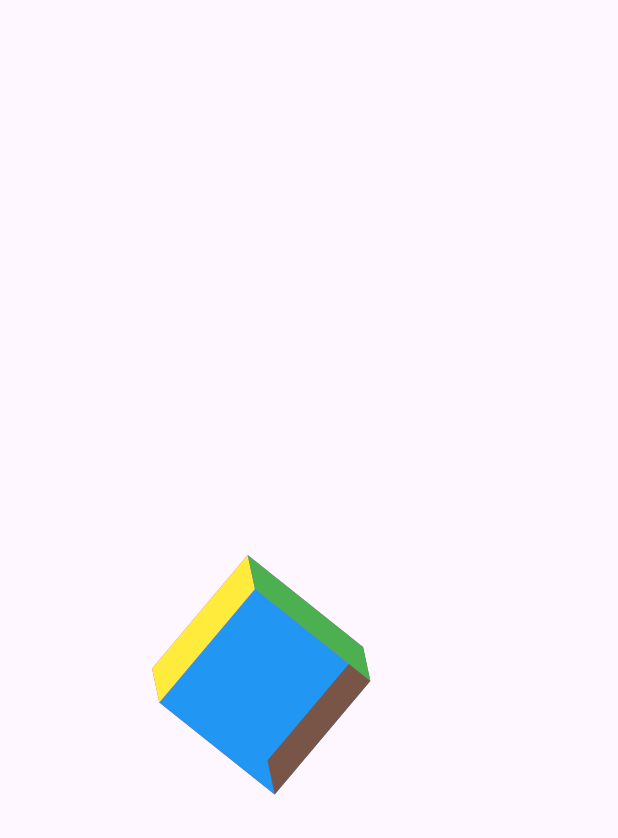
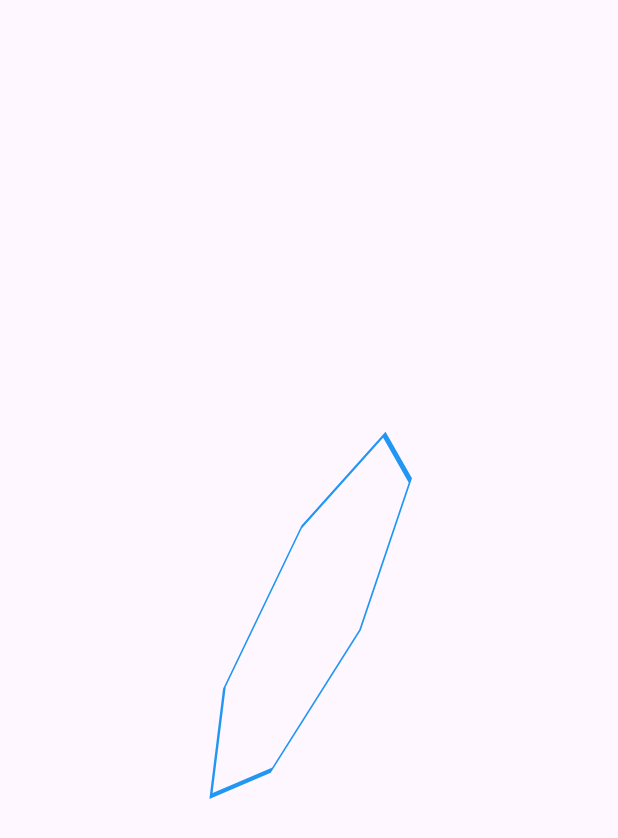
Before and after one commit to purvangpatel03/Animation-Flutter, a Flutter app: the screen it shows after launch, on a phone screen of 412 x 824 dp. Shown: the top 838 px of the screen. Run offline on Flutter 3.47's test engine with Material 3 defaults, Android fonts, the phone set to English and light mode, and no system bars.

Commit message:
polygon animation added

```diff
--- a/lib/main.dart
+++ b/lib/main.dart
@@ -1,5 +1,6 @@
 import 'package:animation_flutter/circle_animaton.dart';
 import 'package:animation_flutter/cube_animation.dart';
+import 'package:animation_flutter/polygon_animation.dart';
 import 'package:animation_flutter/simple_rect_animation.dart';
 import 'package:flutter/cupertino.dart';
 import 'package:flutter/material.dart';
@@ -19,9 +20,10 @@ class _MyAppState extends State<MyApp> with TickerProviderStateMixin {
   @override
   Widget build(BuildContext context) {
     return const MaterialApp(
+      debugShowCheckedModeBanner: false,
       home: Scaffold(
         body: SafeArea(
-          child: CubeAnimation(),
+          child: PolygonAnimation(),
         ),
       ),
     );
--- /dev/null
+++ b/lib/polygon_animation.dart
@@ -0,0 +1,137 @@
+import 'dart:math';
+
+import 'package:flutter/material.dart';
+
+class PolygonAnimation extends StatefulWidget {
+  const PolygonAnimation({super.key});
+
+  @override
+  State<PolygonAnimation> createState() => _PolygonAnimationState();
+}
+
+class _PolygonAnimationState extends State<PolygonAnimation>
+    with TickerProviderStateMixin {
+  late AnimationController _sideController;
+  late Animation<int> _sideAnimation;
+
+  late AnimationController _radiusController;
+  late Animation<double> _radiusAnimation;
+
+  late AnimationController _rotationController;
+  late Animation<double> _rotationAnimation;
+
+  @override
+  void initState() {
+    super.initState();
+
+    _sideController = AnimationController(
+      vsync: this,
+      duration: const Duration(seconds: 3),
+    );
+
+    _radiusController = AnimationController(
+      vsync: this,
+      duration: const Duration(seconds: 3),
+    );
+
+    _rotationController = AnimationController(
+      vsync: this,
+      duration: const Duration(seconds: 3),
+    );
+
+    _sideAnimation = IntTween(begin: 3, end: 10).animate(_sideController);
+
+    _radiusAnimation = Tween<double>(begin: 40, end: 400)
+        .chain(CurveTween(curve: Curves.bounceInOut))
+        .animate(_radiusController);
+
+    _rotationAnimation = Tween<double>(begin: 0, end: 2 * pi).animate(
+      CurvedAnimation(
+        parent: _rotationController,
+        curve: Curves.easeInOut,
+      ),
+    );
+
+    _sideController.repeat(reverse: true);
+    _radiusController.repeat(reverse: true);
+    _rotationController.repeat(reverse: true);
+  }
+
+  @override
+  void dispose() {
+    _sideController.dispose();
+    _radiusController.dispose();
+    _rotationController.dispose();
+    super.dispose();
+  }
+
+  @override
+  Widget build(BuildContext context) {
+    return Scaffold(
+      body: Center(
+          child: AnimatedBuilder(
+              animation: Listenable.merge([
+                _sideController,
+                _radiusController,
+                _rotationController,
+              ]),
+              builder: (context, child) {
+                return Transform(
+                  alignment: Alignment.center,
+                  transform: Matrix4.identity()
+                    ..rotateX(_rotationAnimation.value)
+                    ..rotateY(_rotationAnimation.value)
+                    ..rotateZ(_rotationAnimation.value),
+                  child: SizedBox(
+                    width: _radiusAnimation.value,
+                    height: _radiusAnimation.value,
+                    child: CustomPaint(
+                      painter: Polygon(side: _sideAnimation.value),
+                    ),
+                  ),
+                );
+              })),
+    );
+  }
+}
+
+class Polygon extends CustomPainter {
+  final int side;
+
+  Polygon({required this.side});
+
+  @override
+  void paint(Canvas canvas, Size size) {
+    Paint paint = Paint()
+      ..color = Colors.blue
+      ..style = PaintingStyle.stroke
+      ..strokeWidth = 4
+      ..strokeCap = StrokeCap.round;
+
+    final path = Path();
+
+    final center = Offset(size.width / 2, size.height / 2);
+
+    final angle = (2 * pi) / side;
+
+    final angles = List.generate(side, (index) => index * angle);
+
+    final radius = size.width / 2;
+
+    path.moveTo(center.dx + radius * cos(0), center.dy + radius * sin(0));
+
+    for (var item in angles) {
+      path.lineTo(
+          center.dx + radius * cos(item), center.dy + radius * sin(item));
+    }
+
+    path.close();
+
+    canvas.drawPath(path, paint);
+  }
+
+  @override
+  bool shouldRepaint(covariant CustomPainter oldDelegate) {
+    return oldDelegate is Polygon && oldDelegate.side != side;
+  }
+}
```
